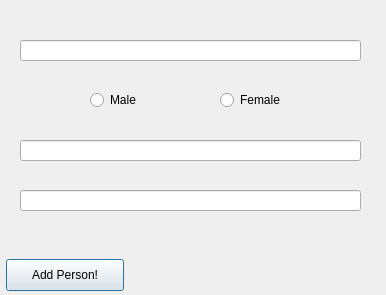
Old version of the form addpersonwindow.ui in the repository Fanneyyy/hairy-ironman.
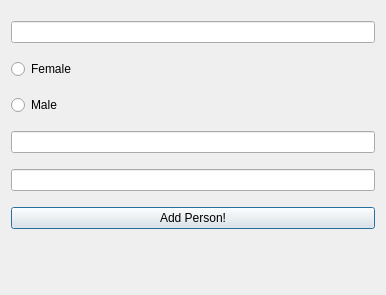
New version of the form.

Patch:
```diff
--- a/addpersonwindow.ui
+++ b/addpersonwindow.ui
@@ -13,58 +13,12 @@
   <property name="windowTitle">
    <string>Dialog</string>
   </property>
-  <widget class="QLineEdit" name="lineFullname">
-   <property name="geometry">
-    <rect>
-     <x>20</x>
-     <y>40</y>
-     <width>341</width>
-     <height>21</height>
-    </rect>
-   </property>
-  </widget>
-  <widget class="QLineEdit" name="lineYearOfBirth">
-   <property name="geometry">
-    <rect>
-     <x>20</x>
-     <y>140</y>
-     <width>341</width>
-     <height>21</height>
-    </rect>
-   </property>
-  </widget>
-  <widget class="QLineEdit" name="lineYearOfDeath">
-   <property name="geometry">
-    <rect>
-     <x>20</x>
-     <y>190</y>
-     <width>341</width>
-     <height>21</height>
-    </rect>
-   </property>
-  </widget>
-  <widget class="QPushButton" name="AddPersonButton">
-   <property name="geometry">
-    <rect>
-     <x>6</x>
-     <y>259</y>
-     <width>118</width>
-     <height>32</height>
-    </rect>
-   </property>
-   <property name="text">
-    <string>Add Person!</string>
-   </property>
-  </widget>
+  <layout class="QVBoxLayout" name="verticalLayout">
+   <item>
+    <widget class="QLineEdit" name="lineFullname"/>
+   </item>
+   <item>
   <widget class="QRadioButton" name="female_checkbox">
-   <property name="geometry">
-    <rect>
-     <x>220</x>
-     <y>90</y>
-     <width>70</width>
-     <height>20</height>
-    </rect>
-   </property>
    <property name="layoutDirection">
     <enum>Qt::LeftToRight</enum>
    </property>
@@ -72,19 +26,41 @@
     <string>Female</string>
    </property>
   </widget>
+   </item>
+   <item>
   <widget class="QRadioButton" name="male_checkbox">
-   <property name="geometry">
-    <rect>
-     <x>90</x>
-     <y>90</y>
-     <width>55</width>
-     <height>20</height>
-    </rect>
-   </property>
    <property name="text">
     <string>Male</string>
    </property>
   </widget>
+   </item>
+   <item>
+    <widget class="QLineEdit" name="lineYearOfBirth"/>
+   </item>
+   <item>
+    <widget class="QLineEdit" name="lineYearOfDeath"/>
+   </item>
+   <item>
+    <widget class="QPushButton" name="AddPersonButton">
+     <property name="text">
+      <string>Add Person!</string>
+     </property>
+    </widget>
+   </item>
+   <item>
+    <widget class="QLabel" name="labelError">
+     <property name="maximumSize">
+      <size>
+       <width>16777215</width>
+       <height>25</height>
+      </size>
+     </property>
+     <property name="text">
+      <string/>
+     </property>
+    </widget>
+   </item>
+  </layout>
  </widget>
  <resources/>
  <connections/>
```
Lines whose indentation alone changed are shown as unchanged.
